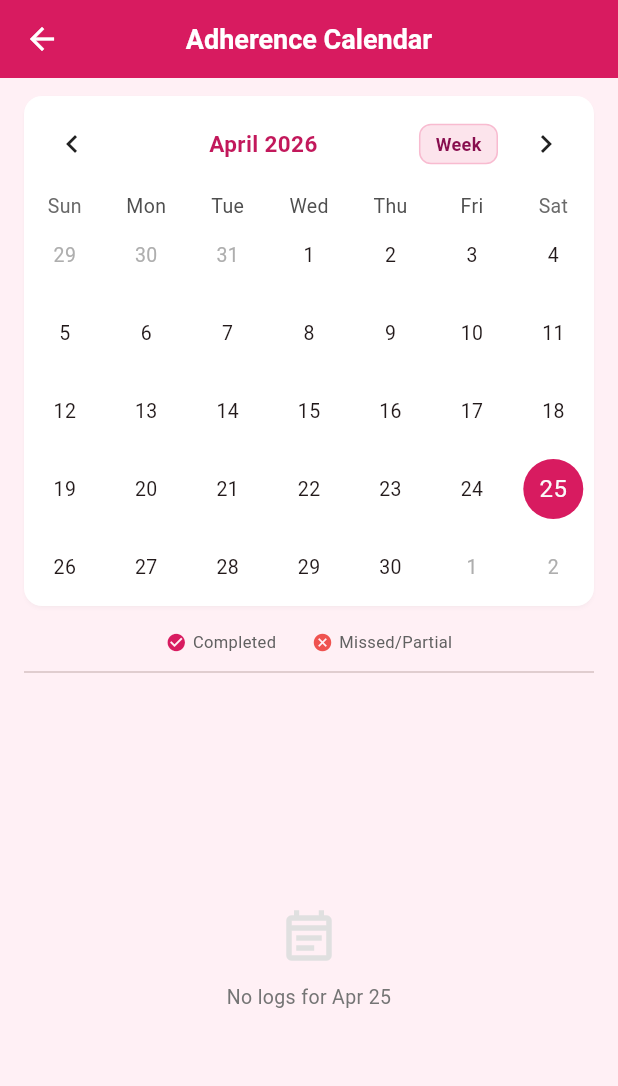
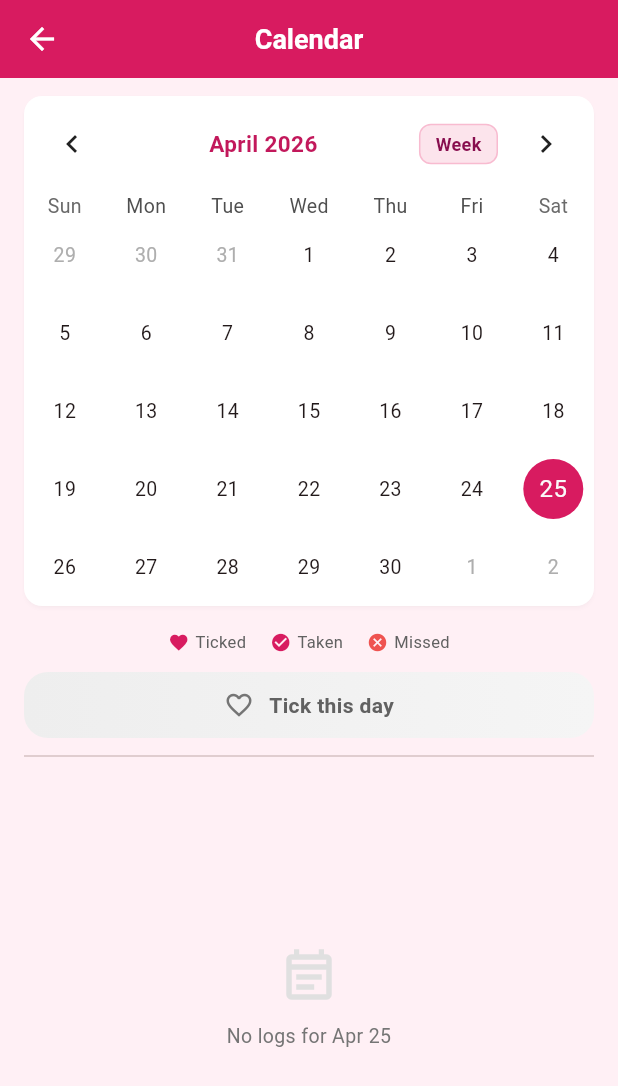
Before and after one commit to josevener/meditracker, a Flutter app: the CalendarScreen screen opened directly, on a phone screen of 412 x 824 dp. Shown: the top 1086 px of the screen. Run offline on Flutter 3.47's test engine with Material 3 defaults, Android fonts, the light colour scheme and no system bars; drawn by our look-alikes of table_calendar; our stand-ins replace drift, flutter_local_notifications, flutter_riverpod, local_auth, timezone; accounts and stored records are empty; generated files the repository leaves out were written again.

Commit message:
Added Ticked Button

```diff
--- a/lib/modules/calendar/calendar_screen.dart
+++ b/lib/modules/calendar/calendar_screen.dart
@@ -28,17 +28,21 @@ class _CalendarScreenState extends ConsumerState<CalendarScreen> {
     final repo = ref.watch(medicationRepositoryProvider);
 
     return Scaffold(
-      appBar: AppBar(toolbarHeight: 52, title: const Text('Adherence Calendar')),
+      appBar: AppBar(toolbarHeight: 52, title: const Text('Calendar')),
       body: Column(
         children: [
           Card(
             margin: const EdgeInsets.symmetric(horizontal: 16, vertical: 12),
             elevation: 1,
             shadowColor: Colors.black12,
-            child: FutureBuilder<Map<String, String>>(
-              future: repo.getAdherenceForMonth(_focusedDay),
+            child: FutureBuilder<List<dynamic>>(
+              future: Future.wait([
+                repo.getAdherenceForMonth(_focusedDay),
+                repo.getDayTicksForMonth(_focusedDay),
+              ]),
               builder: (context, snapshot) {
-                final adherence = snapshot.data ?? {};
+                final adherence = (snapshot.data?[0] as Map<String, String>?) ?? {};
+                final dayTicks = (snapshot.data?[1] as Set<String>?) ?? {};
                 return TableCalendar(
                   firstDay: DateTime.utc(2024, 1, 1),
                   lastDay: DateTime.utc(2030, 12, 31),
@@ -94,6 +98,18 @@ class _CalendarScreenState extends ConsumerState<CalendarScreen> {
                   calendarBuilders: CalendarBuilders(
                     markerBuilder: (context, day, events) {
                       final dateStr = DateFormat('yyyy-MM-dd').format(day);
+                      final isTicked = dayTicks.contains(dateStr);
+                      if (isTicked) {
+                        return Positioned(
+                          bottom: 4,
+                          child: Icon(
+                            Icons.favorite,
+                            color: Colors.pink.shade600,
+                            size: 14,
+                          ),
+                        );
+                      }
+
                       if (adherence.containsKey(dateStr)) {
                         final isCompleted = adherence[dateStr] == 'green';
                         return Positioned(
@@ -117,15 +133,18 @@ class _CalendarScreenState extends ConsumerState<CalendarScreen> {
             child: Row(
               mainAxisAlignment: MainAxisAlignment.center,
               children: [
-                _buildLegendItem(Colors.pink.shade600, 'Completed', Icons.check_circle),
-                const SizedBox(width: 24),
-                _buildLegendItem(Colors.red.shade400, 'Missed/Partial', Icons.cancel),
+                _buildLegendItem(Colors.pink.shade600, 'Ticked', Icons.favorite),
+                const SizedBox(width: 16),
+                _buildLegendItem(Colors.pink.shade600, 'Taken', Icons.check_circle),
+                const SizedBox(width: 16),
+                _buildLegendItem(Colors.red.shade400, 'Missed', Icons.cancel),
               ],
             ),
           ),
+          _buildDailyTickButton(_selectedDay!),
           const Padding(
             padding: EdgeInsets.symmetric(horizontal: 16),
-            child: Divider(height: 16, thickness: 1),
+            child: Divider(height: 8, thickness: 1),
           ),
           Expanded(
             child: _buildDayLogs(_selectedDay!),
@@ -146,6 +165,7 @@ class _CalendarScreenState extends ConsumerState<CalendarScreen> {
   }
 
   Widget _buildDayLogs(DateTime day) {
+    // ... existing _buildDayLogs code ...
     final repo = ref.watch(medicationRepositoryProvider);
     final dateStr = DateFormat('yyyy-MM-dd').format(day);
 
@@ -263,4 +283,62 @@ class _CalendarScreenState extends ConsumerState<CalendarScreen> {
       },
     );
   }
+
+  Widget _buildDailyTickButton(DateTime day) {
+    final repo = ref.watch(medicationRepositoryProvider);
+    final dateStr = DateFormat('yyyy-MM-dd').format(day);
+
+    return FutureBuilder<bool>(
+      future: repo.isDayTicked(dateStr),
+      builder: (context, snapshot) {
+        final isTicked = snapshot.data ?? false;
+        return Padding(
+          padding: const EdgeInsets.symmetric(horizontal: 16, vertical: 8),
+          child: Container(
+            decoration: BoxDecoration(
+              borderRadius: BorderRadius.circular(16),
+              gradient: isTicked
+                ? LinearGradient(colors: [Colors.pink.shade600, Colors.pink.shade400])
+                : LinearGradient(colors: [Colors.grey.shade200, Colors.grey.shade100]),
+              boxShadow: isTicked ? [
+                BoxShadow(color: Colors.pink.withValues(alpha: 0.3), blurRadius: 8, offset: const Offset(0, 4))
+              ] : [],
+            ),
+            child: Material(
+              color: Colors.transparent,
+              child: InkWell(
+                onTap: () async {
+                  await repo.toggleDayTick(dateStr);
+                  setState(() {});
+                },
+                borderRadius: BorderRadius.circular(16),
+                child: Padding(
+                  padding: const EdgeInsets.symmetric(vertical: 12, horizontal: 16),
+                  child: Row(
+                    mainAxisAlignment: MainAxisAlignment.center,
+                    children: [
+                      Icon(
+                        isTicked ? Icons.favorite : Icons.favorite_border,
+                        color: isTicked ? Colors.white : Colors.grey.shade600,
+                        size: 20,
+                      ),
+                      const SizedBox(width: 10),
+                      Text(
+                        isTicked ? 'Day Ticked!' : 'Tick this day',
+                        style: TextStyle(
+                          color: isTicked ? Colors.white : Colors.grey.shade700,
+                          fontWeight: FontWeight.bold,
+                          fontSize: 14,
+                        ),
+                      ),
+                    ],
+                  ),
+                ),
+              ),
+            ),
+          ),
+        );
+      },
+    );
+  }
 }
--- a/lib/modules/onboarding/onboarding_screen.dart
+++ b/lib/modules/onboarding/onboarding_screen.dart
@@ -28,7 +28,7 @@ class _OnboardingScreenState extends ConsumerState<OnboardingScreen> {
     ),
     OnboardingPage(
       title: 'Monitor Progress',
-      description: 'Track your adherence and stay informed about your health journey.',
+      description: 'Track your progress and stay informed about your health journey.',
       image: 'assets/images/progress.png',
       color: const Color(0xFFE3F2FD), // Light blue
     ),
```
Also changed, not shown: lib/core/database/local_db.dart (+13 -2 lines), lib/core/repository/medication_repository.dart (+28 -0 lines), lib/main.dart (+64 -24 lines), lib/core/database/local_db.g.dart.
